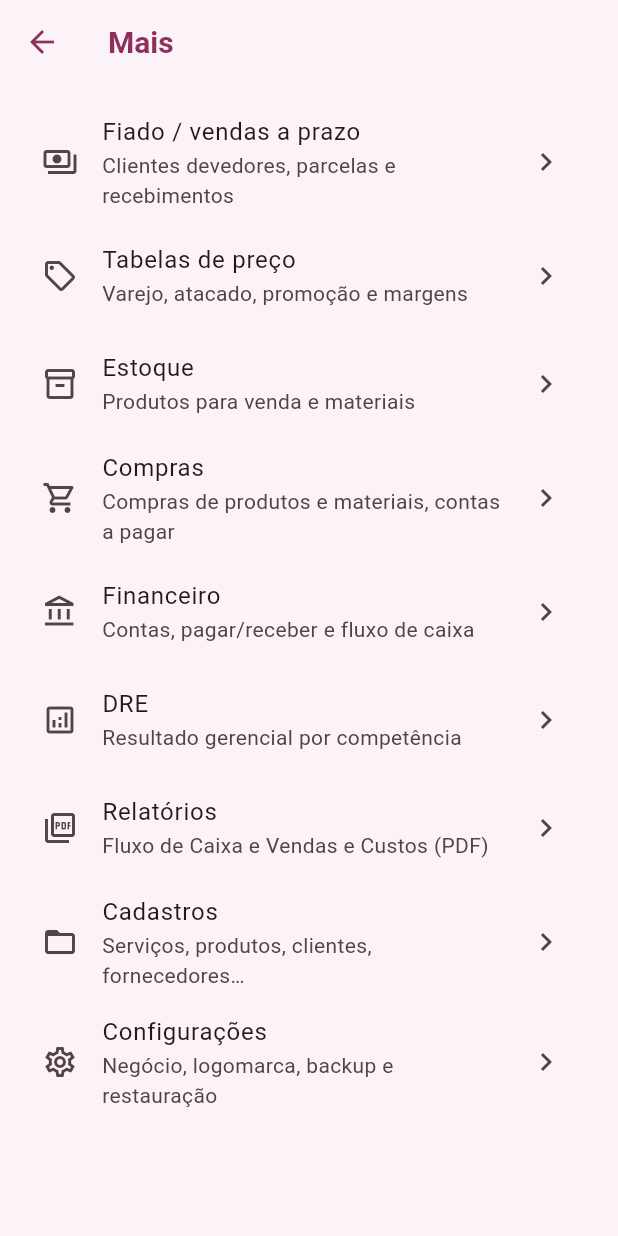
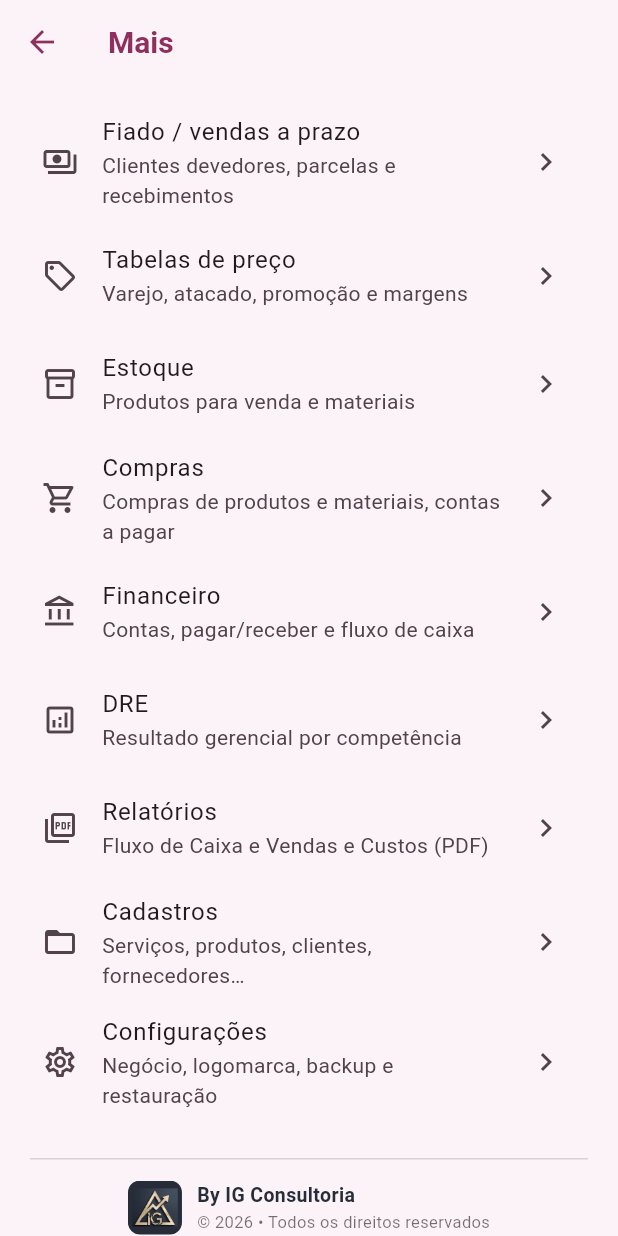
Before and after one commit to itamartrairi/gestor-servicos, a Flutter app: the MaisScreen screen opened directly, on a phone screen of 412 x 824 dp. Run offline on Flutter 3.47's test engine with Material 3 defaults, Android fonts, the phone set to English and light mode, and no system bars; our stand-ins replace file_picker, image_picker, pdf, printing, sqflite; missing offline and left inert: cryptography; accounts and stored records are empty.

Commit message:
Rodapé By IG Consultoria com logo nas telas Início e Mais
Co-Authored-By: Claude Opus 5.5 <noreply@anthropic.com>
Claude-Session: https://claude.ai/code/session_01NgffusW62Prgh4xfzQ318S

```diff
--- a/lib/ui/screens/inicio_screen.dart
+++ b/lib/ui/screens/inicio_screen.dart
@@ -3,6 +3,7 @@ import 'package:flutter/material.dart';
 import '../../core/format.dart';
 import '../../services/base.dart';
 import '../widgets/comum.dart';
+import '../widgets/rodape.dart';
 import 'agenda_screen.dart';
 import 'cadastros_screen.dart';
 import 'dre_screen.dart';
@@ -204,6 +205,7 @@ class _InicioScreenState extends State<InicioScreen> {
                       ]),
                     ),
                   ],
+                  const RodapeIG(),
                 ]),
               ),
             ]),
--- a/lib/ui/screens/mais_screen.dart
+++ b/lib/ui/screens/mais_screen.dart
@@ -7,6 +7,7 @@ import 'package:flutter/material.dart';
 import 'package:path_provider/path_provider.dart';
 
 import '../widgets/comum.dart';
+import '../widgets/rodape.dart';
 import 'cadastros_screen.dart';
 import 'compras_screen.dart';
 import 'config_screen.dart';
@@ -47,6 +48,7 @@ class MaisScreen extends StatelessWidget {
             trailing: const Icon(Icons.chevron_right),
             onTap: () => abrir(context, i.$4),
           ),
+        const RodapeIG(),
       ]),
     );
   }
--- /dev/null
+++ b/lib/ui/widgets/rodape.dart
@@ -0,0 +1,33 @@
+import 'package:flutter/material.dart';
+
+/// Rodapé de autoria exibido no fim das telas principais.
+class RodapeIG extends StatelessWidget {
+  const RodapeIG({super.key});
+
+  @override
+  Widget build(BuildContext context) {
+    final ano = DateTime.now().year;
+    return Padding(
+      padding: const EdgeInsets.fromLTRB(8, 24, 8, 8),
+      child: Column(children: [
+        const Divider(height: 1, color: Color(0x22000000)),
+        const SizedBox(height: 14),
+        Row(mainAxisAlignment: MainAxisAlignment.center, children: [
+          ClipRRect(
+            borderRadius: BorderRadius.circular(8),
+            child: Image.asset('assets/marca/ig_logo.png', width: 36, height: 36),
+          ),
+          const SizedBox(width: 10),
+          Flexible(
+            child: Column(crossAxisAlignment: CrossAxisAlignment.start, children: [
+              const Text('By IG Consultoria',
+                  style: TextStyle(fontWeight: FontWeight.bold, fontSize: 13, color: Color(0xFF262C38))),
+              Text('© $ano • Todos os direitos reservados',
+                  style: const TextStyle(fontSize: 11, color: Colors.black54)),
+            ]),
+          ),
+        ]),
+      ]),
+    );
+  }
+}
--- a/pubspec.yaml
+++ b/pubspec.yaml
@@ -34,6 +34,7 @@ flutter:
   assets:
     - assets/fonts/NotoSans-Regular.ttf
     - assets/fonts/NotoSans-Bold.ttf
+    - assets/marca/ig_logo.png
 
 # Ícone do app (gerado no build por tool/preparar_plataformas.sh).
 # Arte original em assets/icon, criada por tool/gerar_icones.py.
```
Also changed, not shown: assets/marca/ig_logo.png (added).
